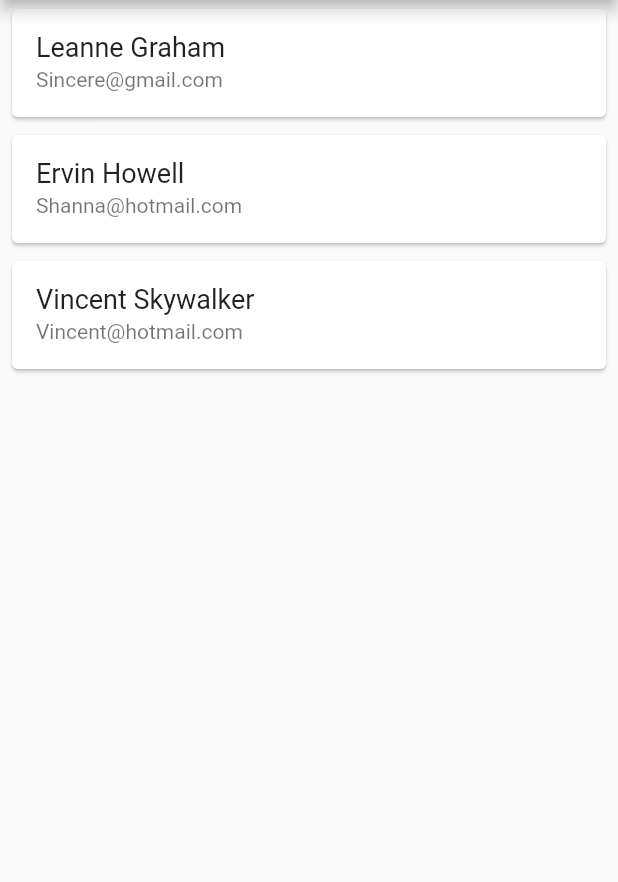
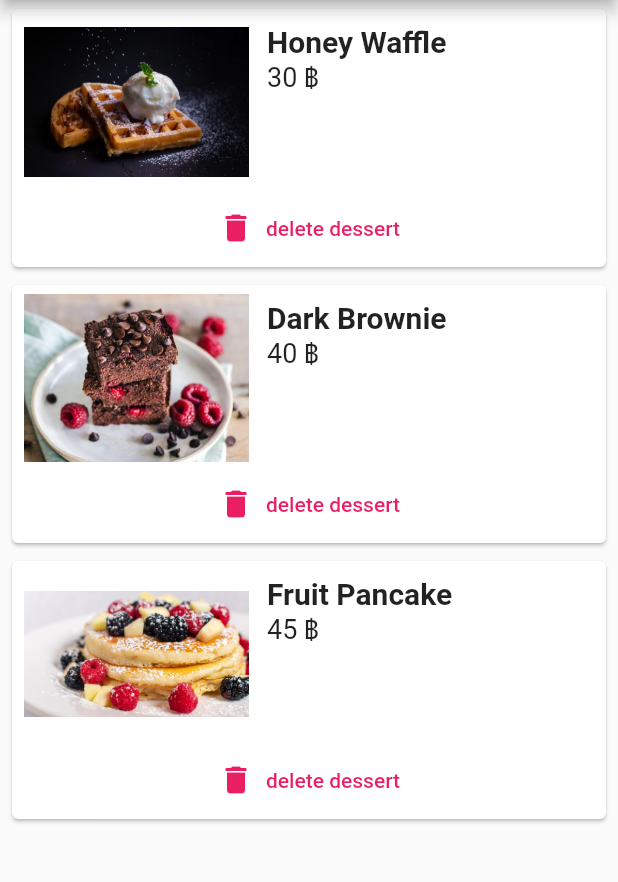
Before and after one commit to firstneverrest/Sweet-Order-App, a Flutter app: the screen it shows after launch, on a phone screen of 412 x 824 dp, the part 84-966 px from its top. Run offline on Flutter 3.47's test engine with Material 2 defaults, Android fonts, the phone set to English and light mode, and no system bars.

Commit message:
feat: add dessert card

```diff
--- /dev/null
+++ b/sweet_order_app/lib/dessert.dart
@@ -0,0 +1,7 @@
+class Dessert {
+  String name;
+  int price;
+  String image;
+
+  Dessert({required this.name, required this.price, required this.image});
+}
--- /dev/null
+++ b/sweet_order_app/lib/dessert_card.dart
@@ -0,0 +1,57 @@
+import 'package:flutter/material.dart';
+import 'dessert.dart';
+
+class DessertCard extends StatelessWidget {
+  final Dessert dessert;
+  final Function() delete;
+  // ignore: use_key_in_widget_constructors
+  const DessertCard({required this.dessert, required this.delete});
+
+  @override
+  Widget build(BuildContext context) {
+    return Card(
+        margin: const EdgeInsets.fromLTRB(8, 6, 8, 6),
+        child: Padding(
+            padding: const EdgeInsets.fromLTRB(8, 2, 8, 2),
+            child: Column(
+              children: <Widget>[
+                Row(
+                  crossAxisAlignment: CrossAxisAlignment.start,
+                  children: [
+                    Image(
+                      image: AssetImage(dessert.image),
+                      width: 150,
+                      height: 120,
+                    ),
+                    const SizedBox(width: 12),
+                    Column(
+                      crossAxisAlignment: CrossAxisAlignment.start,
+                      children: <Widget>[
+                        const SizedBox(height: 8),
+                        Text(
+                          dessert.name,
+                          style: const TextStyle(
+                              fontSize: 20, fontWeight: FontWeight.bold),
+                        ),
+                        Text(
+                          dessert.price.toString() + ' ฿',
+                          style: const TextStyle(fontSize: 18),
+                        ),
+                      ],
+                    )
+                  ],
+                ),
+                TextButton.icon(
+                    onPressed: delete,
+                    icon: const Icon(
+                      Icons.delete,
+                      color: Colors.pink,
+                    ),
+                    label: const Text(
+                      'delete dessert',
+                      style: TextStyle(color: Colors.pink),
+                    )),
+              ],
+            )));
+  }
+}
--- a/sweet_order_app/lib/main.dart
+++ b/sweet_order_app/lib/main.dart
@@ -1,81 +1,8 @@
 import 'package:flutter/material.dart';
-import 'user.dart';
-import 'user_card.dart';
+import 'dessert.dart';
+import 'dessert_card.dart';
 
 void main() => runApp(const MaterialApp(home: UserList()));
-
-class Home extends StatelessWidget {
-  const Home({Key? key}) : super(key: key);
-
-  @override
-  Widget build(BuildContext context) {
-    return Scaffold(
-        appBar: AppBar(
-          title: const Text(
-            'Sweet Order App',
-            style: TextStyle(
-                fontSize: 20,
-                fontWeight: FontWeight.bold,
-                fontFamily: 'Kanit',
-                color: Colors.white),
-          ),
-          centerTitle: true,
-          backgroundColor: Colors.pink[300],
-        ),
-        // body: Center(
-        //   child: TextButton.icon(
-        //     icon: const Icon(
-        //       Icons.fastfood,
-        //       size: 50,
-        //       color: Colors.white,
-        //     ),
-        //     label: const Text(
-        //       'Order',
-        //       style: TextStyle(
-        //         fontSize: 20,
-        //         fontWeight: FontWeight.bold,
-        //         fontFamily: 'Kanit',
-        //         color: Colors.white
-        //       ),
-        //     ),
-        //     onPressed: () {},
-        //     style: ButtonStyle(
-        //       backgroundColor: MaterialStateProperty.all<Color>(Colors.pink),
-        //     ),
-        //   )
-        // ),
-        body: Row(
-          mainAxisAlignment: MainAxisAlignment.spaceBetween,
-          crossAxisAlignment: CrossAxisAlignment.start,
-          children: <Widget>[
-            Expanded(
-              flex: 2,
-              child: Container(
-                color: Colors.blue[300],
-                padding: const EdgeInsets.all(20),
-                child: const Text('Container1'),
-              ),
-            ),
-            Expanded(
-              flex: 2,
-              child: Container(
-                color: Colors.pink[300],
-                padding: const EdgeInsets.all(20),
-                child: const Text('Container2'),
-              ),
-            ),
-            Expanded(
-              flex: 3,
-              child: Container(
-                color: Colors.orange[300],
-                padding: const EdgeInsets.all(20),
-                child: const Text('Container3'),
-              ),
-            )
-          ],
-        ));
-  }
-}
 
 class UserList extends StatefulWidget {
   const UserList({Key? key}) : super(key: key);
@@ -85,14 +12,26 @@
 }
 
 class _UserListState extends State<UserList> {
-  List<User> users = [
-    User(name: 'Leanne Graham', email: 'Sincere@gmail.com'),
-    User(name: 'Ervin Howell', email: 'Shanna@hotmail.com'),
-    User(name: 'Vincent Skywalker', email: 'Vincent@hotmail.com'),
+  List<Dessert> users = [
+    Dessert(
+        name: 'Honey Waffle',
+        price: 30,
+        image: 'assets/images/honey_waffle.jpg'),
+    Dessert(
+        name: 'Dark Brownie',
+        price: 40,
+        image: 'assets/images/dark_brownie.jpg'),
+    Dessert(
+        name: 'Fruit Pancake',
+        price: 45,
+        image: 'assets/images/fruit_pancake.jpg'),
   ];
 
-  Widget userTemplate(User user) {
-    return UserCard(user: user);
+  Widget dessertTemplate(Dessert user, Function() delete) {
+    return DessertCard(
+      dessert: user,
+      delete: delete,
+    );
   }
 
   @override
@@ -110,11 +49,15 @@
           centerTitle: true,
           backgroundColor: Colors.pink[300],
         ),
-        body: Center(
-            child: Column(
-          children: users.map((user) {
-            return userTemplate(user);
-          }).toList(),
-        )));
+        body: Scrollbar(
+            child: ListView.builder(
+                itemCount: users.length,
+                itemBuilder: (context, index) {
+                  return dessertTemplate(users[index], () {
+                    setState(() {
+                      users.removeAt(index);
+                    });
+                  });
+                })));
   }
 }
--- a/sweet_order_app/lib/user.dart
+++ /dev/null
@@ -1,6 +0,0 @@
-class User {
-  String name;
-  String email;
-
-  User({required this.name, required this.email});
-}
--- a/sweet_order_app/lib/user_card.dart
+++ /dev/null
@@ -1,22 +0,0 @@
-import 'package:flutter/material.dart';
-import 'user.dart';
-
-class UserCard extends StatelessWidget {
-  final User user;
-  // ignore: use_key_in_widget_constructors
-  const UserCard({required this.user});
-
-  @override
-  Widget build(BuildContext context) {
-    return Card(
-      margin: const EdgeInsets.fromLTRB(8, 6, 8, 6),
-      child: ListTile(
-        title: Text(
-          user.name,
-          style: const TextStyle(fontSize: 18),
-        ),
-        subtitle: Text(user.email),
-      ),
-    );
-  }
-}
```
